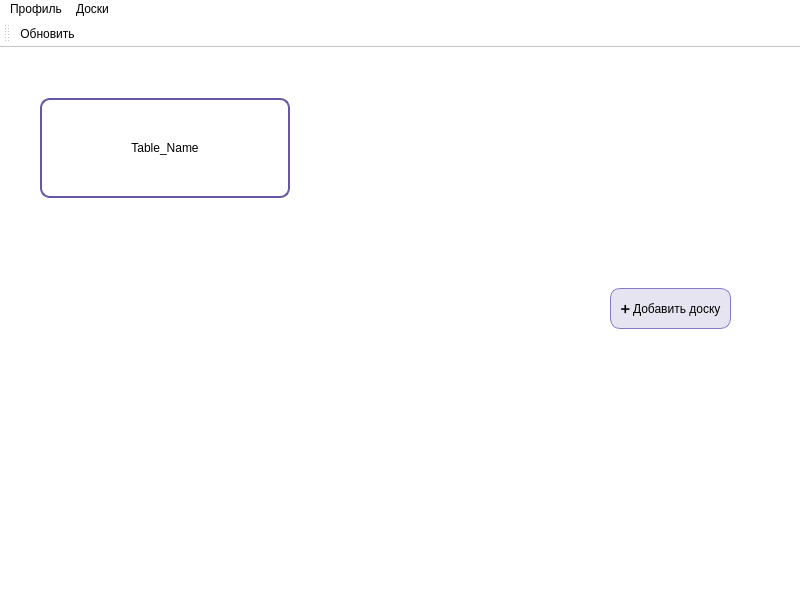
Old version of the form Users_Interfaces/main_window.ui in the repository FREDY129053/Tasks-Table.
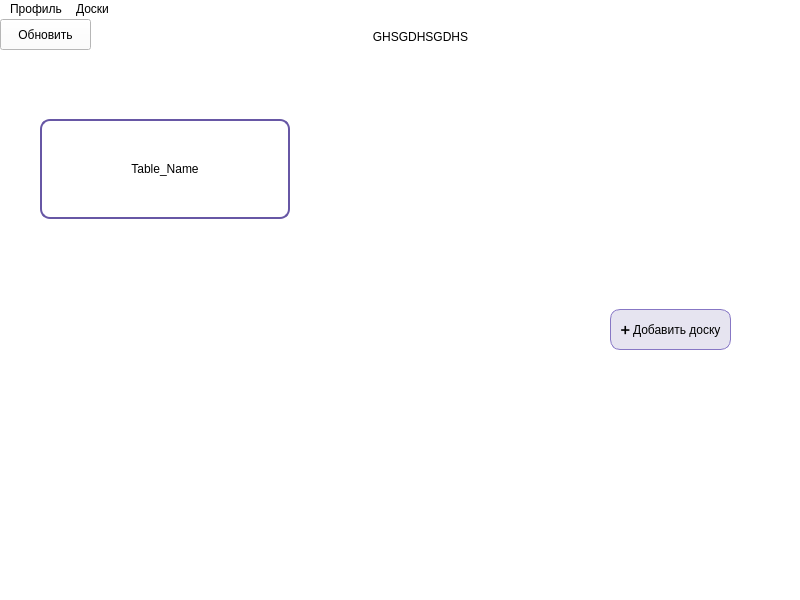
New version of the form. Icons and pictures are not drawn.

```diff
--- a/Users_Interfaces/main_window.ui
+++ b/Users_Interfaces/main_window.ui
@@ -52,9 +52,9 @@
     <property name="geometry">
      <rect>
       <x>0</x>
-      <y>0</y>
+      <y>50</y>
       <width>791</width>
-      <height>541</height>
+      <height>491</height>
      </rect>
     </property>
     <property name="palette">
@@ -169,7 +169,7 @@
        <x>0</x>
        <y>0</y>
        <width>791</width>
-       <height>541</height>
+       <height>491</height>
       </rect>
      </property>
      <widget class="QPushButton" name="add_table_btn">
@@ -221,6 +221,35 @@
      <zorder>add_table_btn</zorder>
     </widget>
    </widget>
+   <widget class="QPushButton" name="pushButton">
+    <property name="geometry">
+     <rect>
+      <x>0</x>
+      <y>0</y>
+      <width>91</width>
+      <height>31</height>
+     </rect>
+    </property>
+    <property name="text">
+     <string>Обновить</string>
+    </property>
+   </widget>
+   <widget class="QLabel" name="label">
+    <property name="geometry">
+     <rect>
+      <x>330</x>
+      <y>10</y>
+      <width>181</width>
+      <height>16</height>
+     </rect>
+    </property>
+    <property name="text">
+     <string>GHSGDHSGDHS</string>
+    </property>
+    <property name="alignment">
+     <set>Qt::AlignCenter</set>
+    </property>
+   </widget>
   </widget>
   <widget class="QMenuBar" name="menubar">
    <property name="geometry">
@@ -257,18 +286,6 @@
    <addaction name="menu"/>
    <addaction name="menu_2"/>
   </widget>
-  <widget class="QToolBar" name="toolBar">
-   <property name="windowTitle">
-    <string>toolBar</string>
-   </property>
-   <attribute name="toolBarArea">
-    <enum>TopToolBarArea</enum>
-   </attribute>
-   <attribute name="toolBarBreak">
-    <bool>false</bool>
-   </attribute>
-   <addaction name="update_act_2"/>
-  </widget>
   <action name="action">
    <property name="text">
     <string>Изменить пароль</string>
```
